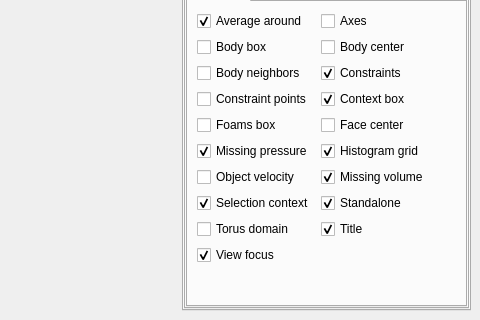
Before: the Qt Designer form MainWindow.ui in danlipsa/foamvis, drawn with Qt 5; both pictures show x 563 to 1043 and y 276 to 596 of the 1043 by 596 pixel window.
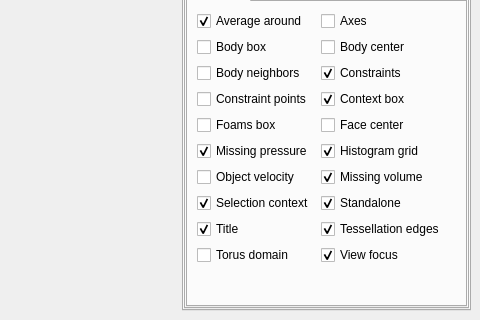
After: the same form once the commit is applied. The open tabs and pages were chosen to show the change. Custom widgets are drawn as their Qt base class.

What changed in the file:
```diff
--- a/MainWindow.ui
+++ b/MainWindow.ui
@@ -941,14 +941,17 @@
                      </property>
                     </widget>
                    </item>
-                   <item row="8" column="0">
-                    <widget class="QCheckBox" name="checkBoxTorusOriginalDomain">
-                     <property name="text">
-                      <string>Torus domain</string>
-                     </property>
-                    </widget>
-                   </item>
                    <item row="8" column="1">
+                    <widget class="QCheckBox" name="checkBoxEdgesTessellation">
+                     <property name="text">
+                      <string>Tessellation edges</string>
+                     </property>
+                     <property name="checked">
+                      <bool>true</bool>
+                     </property>
+                    </widget>
+                   </item>
+                   <item row="8" column="0">
                     <widget class="QCheckBox" name="checkBoxTitleShown">
                      <property name="text">
                       <string>Title</string>
@@ -958,7 +961,7 @@
                      </property>
                     </widget>
                    </item>
-                   <item row="9" column="0">
+                   <item row="9" column="1">
                     <widget class="QCheckBox" name="checkBoxViewFocusShown">
                      <property name="text">
                       <string>View focus</string>
@@ -968,6 +971,13 @@
                      </property>
                     </widget>
                    </item>
+                   <item row="9" column="0">
+                    <widget class="QCheckBox" name="checkBoxTorusOriginalDomain">
+                     <property name="text">
+                      <string>Torus domain</string>
+                     </property>
+                    </widget>
+                   </item>
                   </layout>
                  </widget>
                  <widget class="QWidget" name="tabView_2">
@@ -1454,16 +1464,6 @@
                      </property>
                     </widget>
                    </item>
-                   <item>
-                    <widget class="QCheckBox" name="checkBoxEdgesTessellation">
-                     <property name="text">
-                      <string>Tessellation edges</string>
-                     </property>
-                     <property name="checked">
-                      <bool>true</bool>
-                     </property>
-                    </widget>
-                   </item>
                    <item>
                     <spacer name="verticalSpacer_4">
                      <property name="orientation">
```
Left out of the diff: 9 changed lines with no effect on the pictures.
